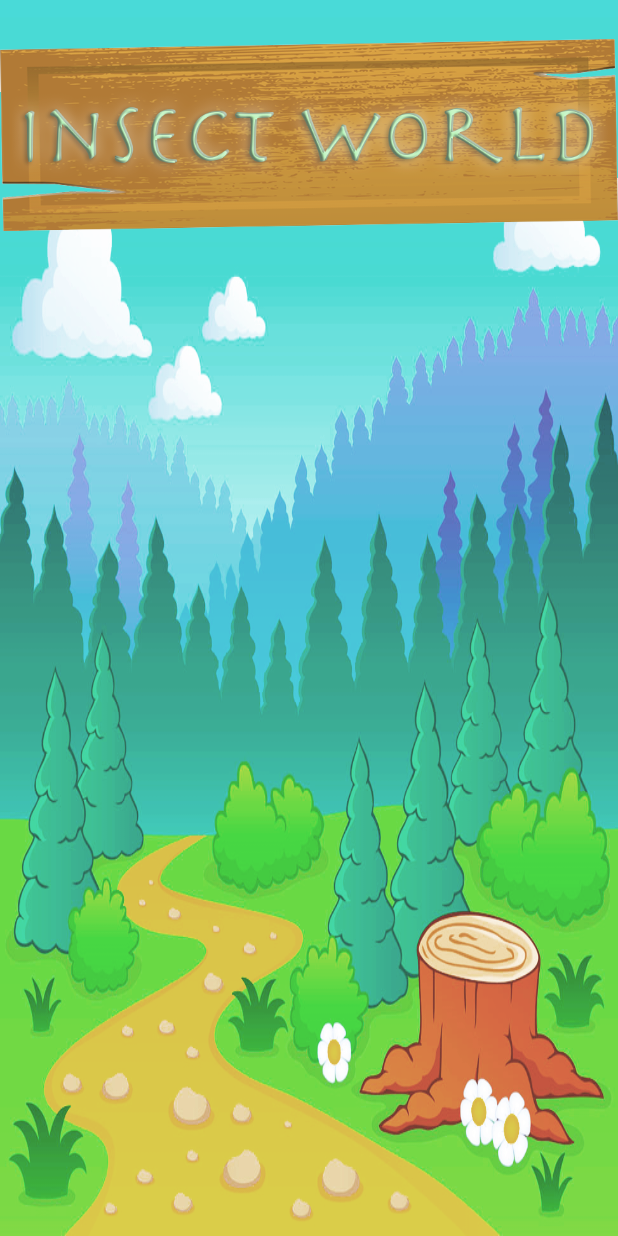
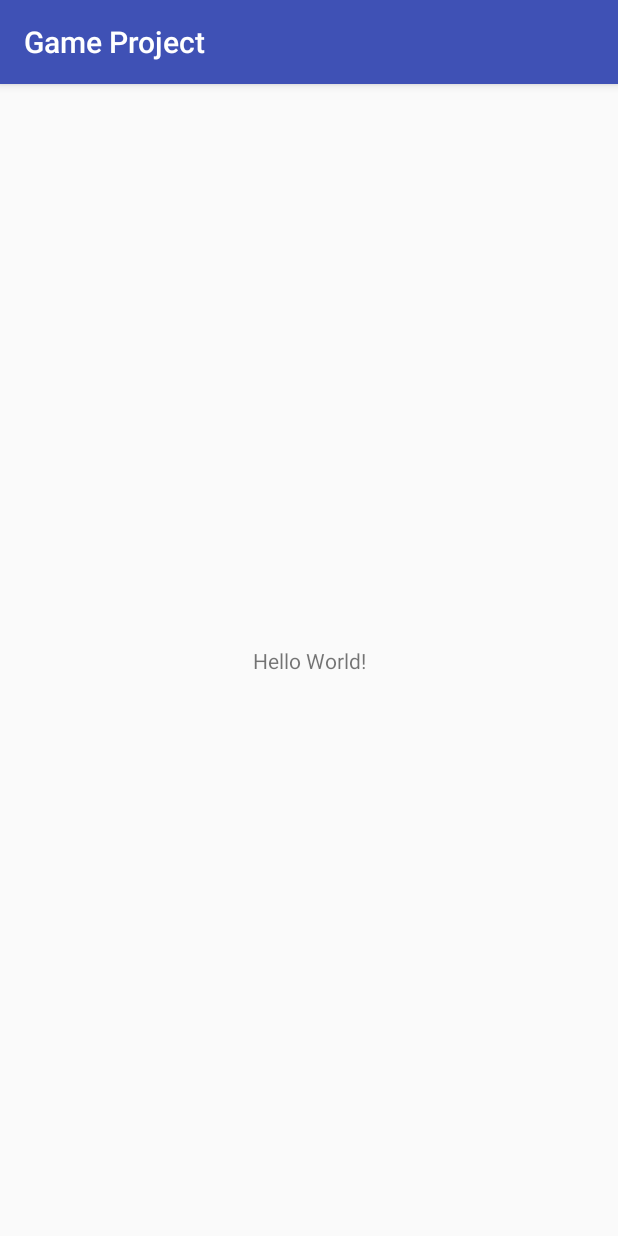
Before and after one commit to cinnamorollsnow/Octopus, an Android app: the screen it shows after launch (MainActivity), on a phone screen of 412 x 824 dp. Run offline under Robolectric (Android 15) with nearby library versions, the phone set to English and light mode, and no system bars.

Commit message:
Revert "start page"
This reverts commit 34694099749e5a72e4507f57c4bba4461ad99c06.

```diff
--- a/Gamepj/app/src/main/AndroidManifest.xml
+++ b/Gamepj/app/src/main/AndroidManifest.xml
@@ -8,7 +8,7 @@
         android:label="@string/app_name"
         android:roundIcon="@mipmap/ic_launcher_round"
         android:supportsRtl="true"
-        android:theme="@style/AppTheme.NoActionBar">
+        android:theme="@style/AppTheme">
         <activity android:name=".MainActivity">
             <intent-filter>
                 <action android:name="android.intent.action.MAIN" />
--- a/Gamepj/app/src/main/java/com/example/onpus/gameproject/MainActivity.java
+++ b/Gamepj/app/src/main/java/com/example/onpus/gameproject/MainActivity.java
@@ -2,10 +2,8 @@ package com.example.onpus.gameproject;
 
 import android.support.v7.app.AppCompatActivity;
 import android.os.Bundle;
-import android.support.v7.widget.Toolbar;
 
 public class MainActivity extends AppCompatActivity {
-
 
     @Override
     protected void onCreate(Bundle savedInstanceState) {
--- a/Gamepj/app/src/main/res/layout/activity_main.xml
+++ b/Gamepj/app/src/main/res/layout/activity_main.xml
@@ -1,16 +1,18 @@
 <?xml version="1.0" encoding="utf-8"?>
-<LinearLayout xmlns:android="http://schemas.android.com/apk/res/android"
+<android.support.constraint.ConstraintLayout xmlns:android="http://schemas.android.com/apk/res/android"
     xmlns:app="http://schemas.android.com/apk/res-auto"
     xmlns:tools="http://schemas.android.com/tools"
     android:layout_width="match_parent"
     android:layout_height="match_parent"
-    android:background="@mipmap/bg"
     tools:context="com.example.onpus.gameproject.MainActivity">
 
-    <ImageView
+    <TextView
         android:layout_width="wrap_content"
         android:layout_height="wrap_content"
-        android:layout_gravity="top"
-        android:src="@mipmap/title"/>
+        android:text="Hello World!"
+        app:layout_constraintBottom_toBottomOf="parent"
+        app:layout_constraintLeft_toLeftOf="parent"
+        app:layout_constraintRight_toRightOf="parent"
+        app:layout_constraintTop_toTopOf="parent" />
 
-</LinearLayout>
+</android.support.constraint.ConstraintLayout>
--- a/Gamepj/app/src/main/res/values/styles.xml
+++ b/Gamepj/app/src/main/res/values/styles.xml
@@ -8,10 +8,4 @@
         <item name="colorAccent">@color/colorAccent</item>
     </style>
 
-    <style name="AppTheme.NoActionBar" parent="Theme.AppCompat.Light.DarkActionBar">
-        <item name="windowActionBar">false</item>
-        <item name="windowNoTitle">true</item>
-        <item name="android:windowFullscreen">true</item>
-    </style>
-
 </resources>
```
Also changed, not shown: Gamepj/app/src/main/res/mipmap-hdpi/bg.png (deleted), Gamepj/app/src/main/res/mipmap-hdpi/title.png (deleted).
